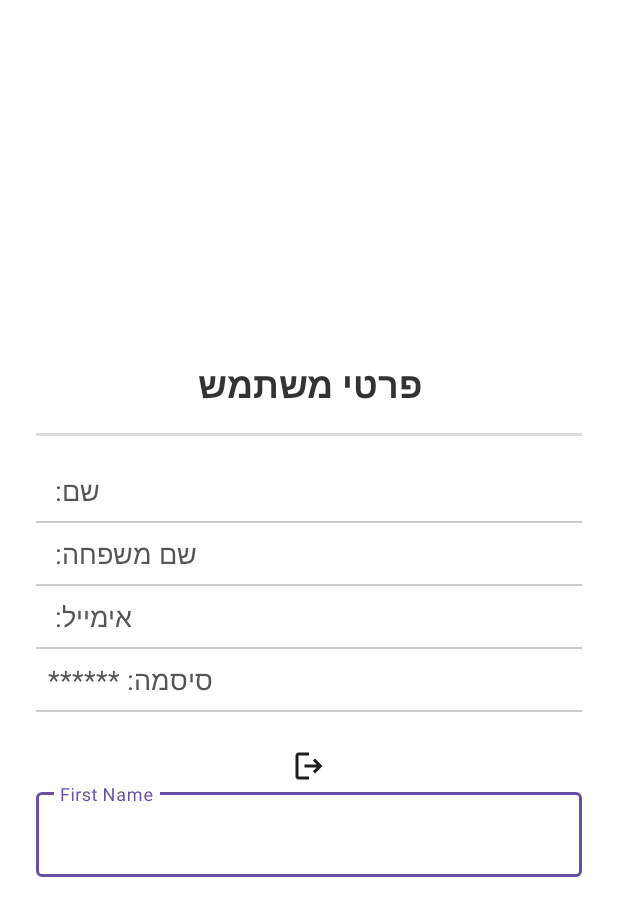
After one commit to katyaPost/Project2, an Android app: the user_info screen opened directly, with no data from a screen before it, on a phone screen of 412 x 824 dp. The commit adds this screen. Shown: the top 916 px of the screen. Run offline under Robolectric (Android 15) with nearby library versions, the phone set to English and light mode, and no system bars; our stand-ins replace Firebase (no records; nobody signed in at launch, a user with empty details on screens opened directly); 1 statement that could not run was skipped.

Commit message:
END 13.3

```diff
--- a/app/src/main/java/com/example/project2/models/ShoeColor.java
+++ b/app/src/main/java/com/example/project2/models/ShoeColor.java
@@ -34,7 +34,7 @@ public class ShoeColor {
     public String toString() {
         return "ShoeColor{" +
                 "colorName='" + colorName + '\'' +
-                ", picBase64='" + picBase64 + '\'' +
+                ", picBase64='" + "HELP" + '\'' +
                 '}';
     }
 }
--- /dev/null
+++ b/app/src/main/java/com/example/project2/screens/user_info.java
@@ -0,0 +1,79 @@
+package com.example.project2.screens;
+
+import android.content.Intent;
+import android.os.Bundle;
+import android.widget.ImageButton;
+import android.widget.TextView;
+import android.widget.Toast;
+
+import androidx.annotation.Nullable;
+import androidx.appcompat.app.AppCompatActivity;
+
+import com.example.project2.R;
+import com.example.project2.models.User;
+import com.example.project2.services.AuthenticationService;
+import com.example.project2.services.DatabaseService;
+import com.example.project2.utils.SharedPreferencesUtil;
+import com.google.android.material.textfield.TextInputEditText;
+
+public class user_info extends AppCompatActivity {
+
+    private TextView tvUserName, tvUserLastName, tvUserEmail, tvUserPassword;
+    private ImageButton logoutButton;
+
+    TextInputEditText tvetUserFirstName;
+
+    User user;
+
+
+    @Override
+    protected void onCreate(@Nullable Bundle savedInstanceState) {
+        super.onCreate(savedInstanceState);
+        setContentView(R.layout.activity_user_info); // טעינת ה-XML הנכון
+
+        // חיבור רכיבים ל-ID שלהם
+        tvUserName = findViewById(R.id.userName);
+        tvUserLastName = findViewById(R.id.userLastName);
+        tvUserEmail = findViewById(R.id.userEmail);
+        tvUserPassword = findViewById(R.id.userPassword);
+        logoutButton = findViewById(R.id.logoutButton);
+
+        String userId = AuthenticationService.getInstance().getCurrentUserId();
+        if(userId == null) {
+            Toast.makeText(this, "ahhhhhh!!!!!!!!!", Toast.LENGTH_SHORT).show();
+            finish();
+            return;
+        }
+        DatabaseService.getInstance().getUser(userId, new DatabaseService.DatabaseCallback<User>() {
+            @Override
+            public void onCompleted(User user) {
+                setView(user);
+            }
+
+            @Override
+            public void onFailed(Exception e) {
+
+            }
+        });
+
+        // לחיצה על כפתור התנתקות
+        logoutButton.setOnClickListener(v -> {
+            // מחיקת נתוני המשתמש מהזיכרון
+            AuthenticationService.getInstance().signOut();
+            SharedPreferencesUtil.clearCart(this);
+
+            // מעבר למסך ההתחברות (LogIn)
+            Intent intent = new Intent(user_info.this, MainActivity.class);
+            intent.setFlags(Intent.FLAG_ACTIVITY_NEW_TASK | Intent.FLAG_ACTIVITY_CLEAR_TASK);
+            startActivity(intent);
+            finish();
+        });
+    }
+
+
+    private void setView(User user) {
+        this.user = user;
+        tvetUserFirstName.setText(user.getfName()+"");
+
+    }
+}
--- /dev/null
+++ b/app/src/main/res/drawable/logout.xml
@@ -0,0 +1,9 @@
+<vector xmlns:android="http://schemas.android.com/apk/res/android"
+    android:width="24dp"
+    android:height="24dp"
+    android:viewportWidth="960"
+    android:viewportHeight="960">
+  <path
+      android:pathData="M200,840q-33,0 -56.5,-23.5T120,760v-560q0,-33 23.5,-56.5T200,120h280v80L200,200v560h280v80L200,840ZM640,680 L585,622 687,520L360,520v-80h327L585,338l55,-58 200,200 -200,200Z"
+      android:fillColor="#1f1f1f"/>
+</vector>
--- /dev/null
+++ b/app/src/main/res/layout/activity_user_info.xml
@@ -0,0 +1,125 @@
+<?xml version="1.0" encoding="utf-8"?>
+<LinearLayout xmlns:android="http://schemas.android.com/apk/res/android"
+    xmlns:app="http://schemas.android.com/apk/res-auto"
+    xmlns:tools="http://schemas.android.com/tools"
+    android:layout_width="match_parent"
+    android:layout_height="match_parent"
+    android:orientation="vertical"
+    android:padding="24dp"
+    android:gravity="center"
+    android:background="@android:color/white"
+    tools:context=".screens.user_info">
+
+    <!-- כותרת -->
+    <TextView
+        android:layout_width="wrap_content"
+        android:layout_height="wrap_content"
+        android:text="פרטי משתמש"
+        android:textSize="24sp"
+        android:textStyle="bold"
+        android:textColor="#333333"
+        android:paddingBottom="16dp"
+        android:gravity="center"/>
+
+    <View
+        android:layout_width="match_parent"
+        android:layout_height="2dp"
+        android:background="#DDDDDD"
+        android:layout_marginBottom="16dp"/>
+
+    <!-- שם פרטי -->
+    <TextView
+        android:id="@+id/userName"
+        android:layout_width="match_parent"
+        android:layout_height="wrap_content"
+        android:text="שם: "
+        android:textSize="18sp"
+        android:textColor="#555555"
+        android:gravity="end"
+        android:padding="8dp"
+        android:background="@android:color/white"/>
+
+    <View
+        android:layout_width="match_parent"
+        android:layout_height="1dp"
+        android:background="#CCCCCC"/>
+
+    <!-- שם משפחה -->
+    <TextView
+        android:id="@+id/userLastName"
+        android:layout_width="match_parent"
+        android:layout_height="wrap_content"
+        android:text="שם משפחה: "
+        android:textSize="18sp"
+        android:textColor="#555555"
+        android:gravity="end"
+        android:padding="8dp"
+        android:background="@android:color/white"/>
+
+    <View
+        android:layout_width="match_parent"
+        android:layout_height="1dp"
+        android:background="#CCCCCC"/>
+
+    <!-- אימייל -->
+    <TextView
+        android:id="@+id/userEmail"
+        android:layout_width="match_parent"
+        android:layout_height="wrap_content"
+        android:text="אימייל: "
+        android:textSize="18sp"
+        android:textColor="#555555"
+        android:gravity="end"
+        android:padding="8dp"
+        android:background="@android:color/white"/>
+
+    <View
+        android:layout_width="match_parent"
+        android:layout_height="1dp"
+        android:background="#CCCCCC"/>
+
+    <!-- סיסמה -->
+    <TextView
+        android:id="@+id/userPassword"
+        android:layout_width="match_parent"
+        android:layout_height="wrap_content"
+        android:text="סיסמה: ******"
+        android:textSize="18sp"
+        android:textColor="#555555"
+        android:gravity="end"
+        android:padding="8dp"
+        android:background="@android:color/white"/>
+
+    <View
+        android:layout_width="match_parent"
+        android:layout_height="1dp"
+        android:background="#CCCCCC"
+        android:layout_marginBottom="24dp"/>
+
+    <!-- כפתור התנתקות -->
+    <ImageButton
+        android:id="@+id/logoutButton"
+        android:layout_width="wrap_content"
+        android:layout_height="wrap_content"
+        android:text="🚪 התנתקות"
+        android:textSize="18sp"
+        android:textStyle="bold"
+        android:padding="12dp"
+        android:background="@drawable/logout"
+        android:textColor="@android:color/white"/>
+
+    <com.google.android.material.textfield.TextInputLayout
+        android:id="@+id/textField"
+        android:layout_width="match_parent"
+        android:layout_height="wrap_content"
+        android:hint="First Name">
+
+        <com.google.android.material.textfield.TextInputEditText
+            android:id="@+id/tvet_user_first_name"
+            android:layout_width="match_parent"
+            android:layout_height="wrap_content"
+            />
+
+    </com.google.android.material.textfield.TextInputLayout>
+
+</LinearLayout>
```
Also changed, not shown: app/src/main/AndroidManifest.xml (+5 -2 lines), app/src/main/java/com/example/project2/screens/MainActivity.java (+1 -7 lines), app/src/main/java/com/example/project2/screens/ShoesActivity.java (+26 -22 lines), app/src/main/res/drawable/add.xml (added, +9 -0 lines), app/src/main/res/drawable/user.xml (added, +9 -0 lines), app/src/main/res/layout/activity_cart.xml (+15 -8 lines), app/src/main/res/layout/activity_shoe_details.xml (+26 -27 lines), app/src/main/res/layout/activity_shoes.xml (+61 -41 lines), app/src/main/res/layout/item_shoe.xml (+20 -13 lines).
